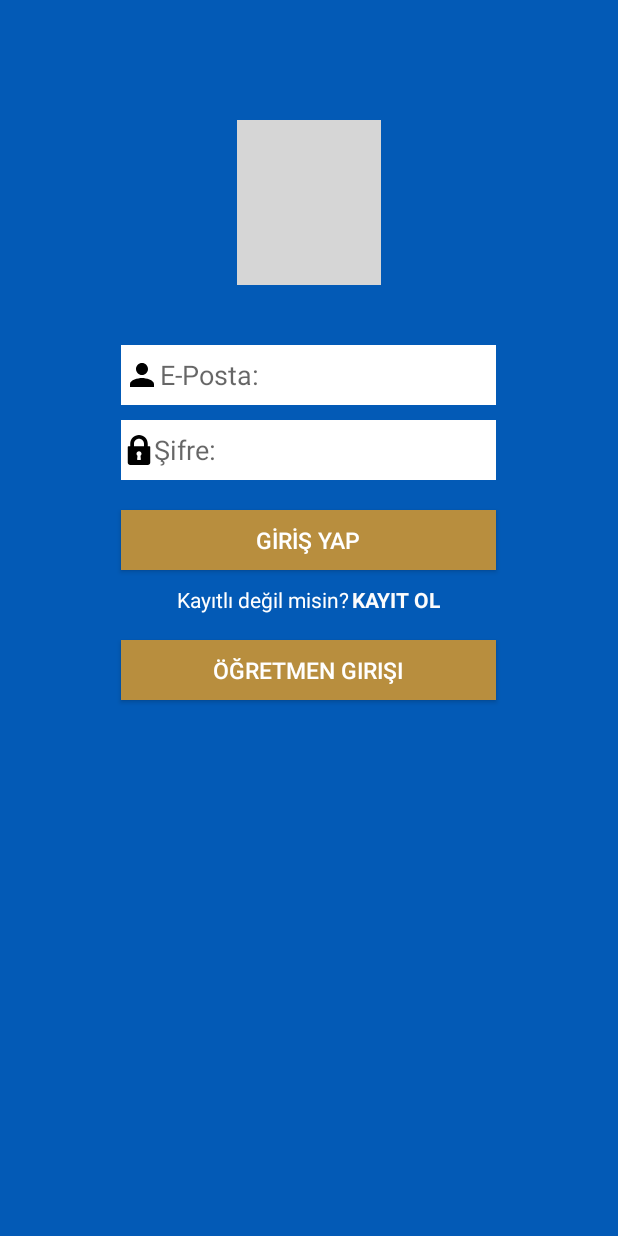
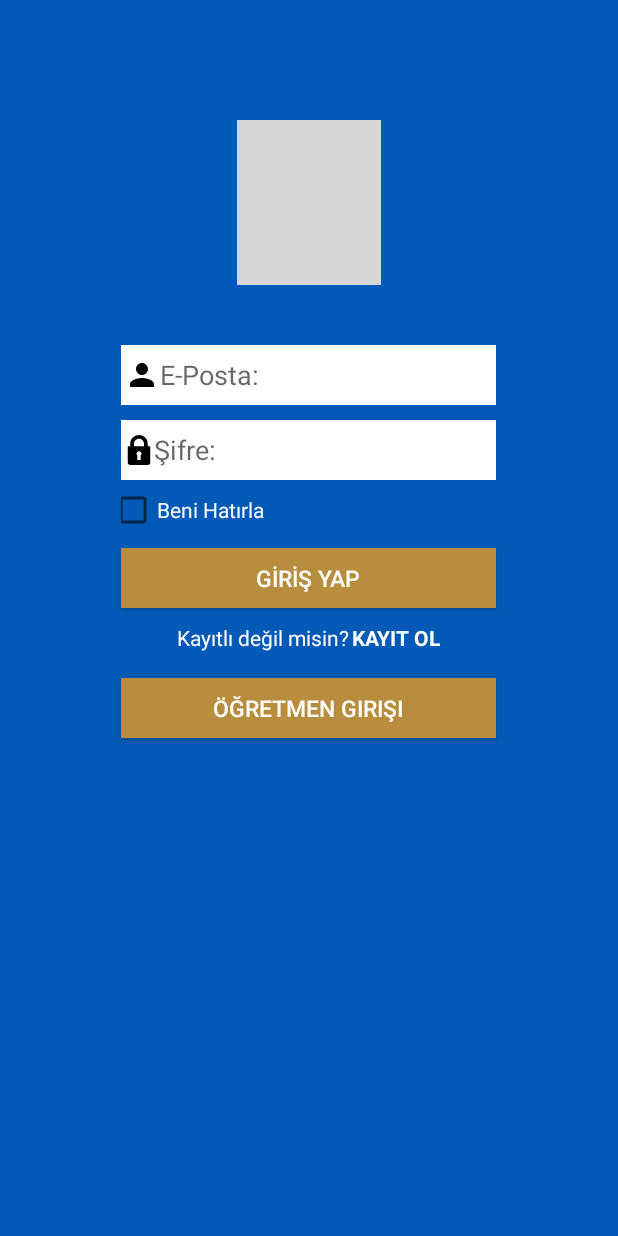
Before and after one commit to Pablusha/Okul-Duyuru, an Android app: the screen it shows after launch (LoginActivity), on a phone screen of 412 x 824 dp. Run offline under Robolectric (Android 15) with nearby library versions, the phone set to English and light mode, and no system bars; our stand-ins replace CircleImageView, Firebase (no records; nobody signed in at launch, a user with empty details on screens opened directly); libraries missing offline, so code that uses them is left out: io.paperdb; 3 statements that could not run were skipped; grey boxes are pictures that could not be loaded.

```diff
--- a/app/src/main/java/com/paket/okulduyuru/LoginActivity.java
+++ b/app/src/main/java/com/paket/okulduyuru/LoginActivity.java
@@ -8,6 +8,7 @@ import android.os.Bundle;
 import android.text.TextUtils;
 import android.view.View;
 import android.widget.Button;
+import android.widget.CheckBox;
 import android.widget.EditText;
 import android.widget.Toast;
 import com.google.android.gms.tasks.OnCompleteListener;
@@ -16,6 +17,9 @@ import com.google.firebase.auth.AuthResult;
 import com.google.firebase.auth.FirebaseAuth;
 import com.google.firebase.auth.SignInMethodQueryResult;
 import com.paket.okulduyuru.utils.PreferenceUtils;
+import com.paket.okulduyuru.utils.Sabit;
+
+import io.paperdb.Paper;
 
 
 public class LoginActivity extends AppCompatActivity {
@@ -23,6 +27,8 @@ public class LoginActivity extends AppCompatActivity {
     private EditText edSifre;
     private Button btnGiris,btnOgretmenGiris;
     private FirebaseAuth firebaseAuth;
+    private String parentDbName = "Ogrenci";
+    private CheckBox chkBeniHatirla;
 
     @Override
     protected void onCreate(Bundle savedInstanceState) {
@@ -33,6 +39,8 @@ public class LoginActivity extends AppCompatActivity {
         edSifre = findViewById(R.id.edittext_password);
         btnGiris = findViewById(R.id.btnGiris);
         btnOgretmenGiris = findViewById(R.id.btnOgretmenGiris);
+        chkBeniHatirla = findViewById(R.id.ac_ogrenci_login_chk_beni_hatirla);
+        Paper.init(this);
 
         firebaseAuth = FirebaseAuth.getInstance();
 
@@ -76,11 +84,11 @@ public class LoginActivity extends AppCompatActivity {
 
 
         try {
-            if (PreferenceUtils.getEmail(LoginActivity.this) != null || !PreferenceUtils.getEmail(LoginActivity.this).equals("")) {
-                Intent intent = new Intent(LoginActivity.this, HomeActivity.class);
-                startActivity(intent);
-            } else {
-                Toast.makeText(getApplicationContext(), PreferenceUtils.getEmail(LoginActivity.this), Toast.LENGTH_LONG).show();
+            String email = edEmail.getText().toString();
+            String sifre = edSifre.getText().toString();
+            if (chkBeniHatirla.isChecked()) {
+                Paper.book().write(Sabit.KEY_EMAİL,email);
+                Paper.book().write(Sabit.KEY_SIFRE,sifre);
             }
         } catch (Exception e) {
         }
--- a/app/src/main/java/com/paket/okulduyuru/utils/Sabit.java
+++ b/app/src/main/java/com/paket/okulduyuru/utils/Sabit.java
@@ -1,7 +1,11 @@
 package com.paket.okulduyuru.utils;
+
+import com.paket.okulduyuru.Ogrenci;
 
 public class Sabit {
 
-  public static String KEY_EMAİL = "email";
-  public static String KEY_SIFRE = "sifre";
+  private static Ogrenci onlineOgrenci;
+
+  public static final String KEY_EMAİL = "email";
+  public static final String KEY_SIFRE = "sifre";
 }
--- a/app/src/main/res/layout/activity_login.xml
+++ b/app/src/main/res/layout/activity_login.xml
@@ -63,13 +63,23 @@
             android:drawableLeft="@drawable/ic_lock"
             android:layout_marginTop="10dp"
             android:hint="@string/password"/> <!-- Promp Text -->
+
+        <CheckBox
+            android:id="@+id/ac_ogrenci_login_chk_beni_hatirla"
+            android:layout_width="wrap_content"
+            android:layout_height="40dp"
+            android:text="@string/beniHatirla"
+            android:layout_marginStart="-8dp"
+            android:textColor="@color/colorWhite" />
+
+
     </LinearLayout>
 
     <Button
         android:id="@+id/btnGiris"
         android:layout_width="250dp"
         android:layout_height="40dp"
-        android:layout_marginTop="20dp"
+        android:layout_marginTop="5dp"
         android:background="@color/colorButton"
         android:textSize="15sp"
         android:textColor="@color/colorWhite"
--- a/app/src/main/res/values/strings.xml
+++ b/app/src/main/res/values/strings.xml
@@ -37,4 +37,5 @@
     <string name="duyuruEkle">Duyuru Ekle</string>
     <string name="duyuruGuncelle">Duyuru Güncelle</string>
     <string name="duyuruSil">Duyuru Sil</string>
+    <string name="beniHatirla">Beni Hatırla</string>
 </resources>
```
Also changed, not shown: app/build.gradle (+7 -0 lines).
